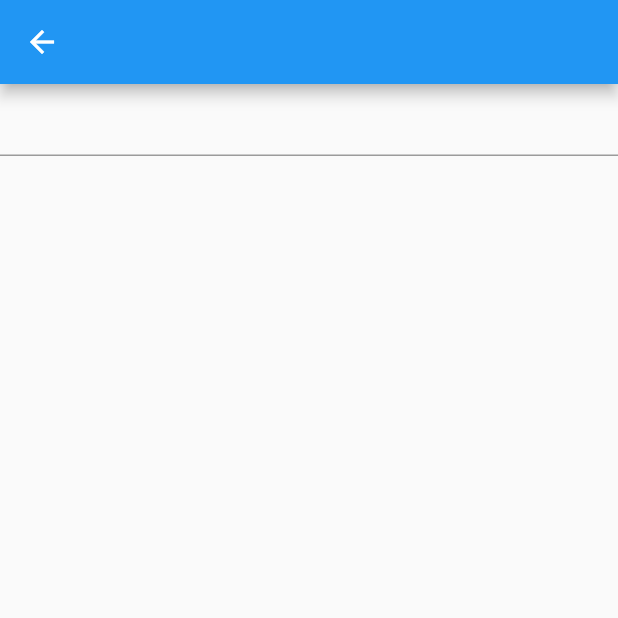
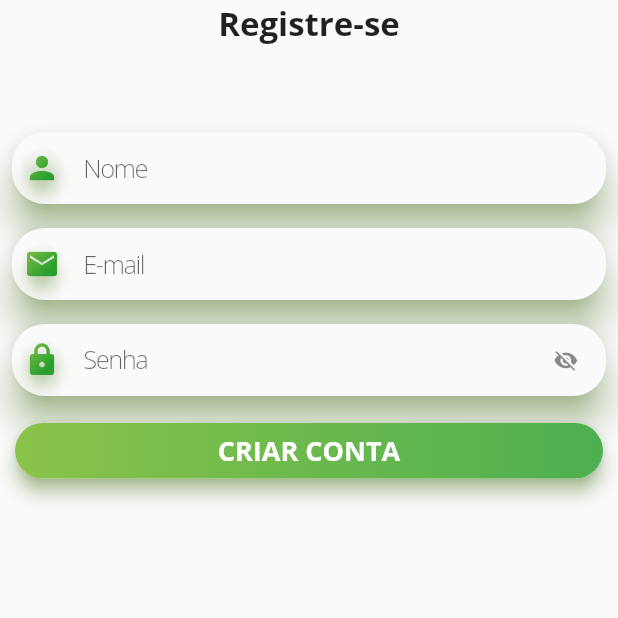
Before and after one commit to ifpr-paranavai/hawker-geo, a Flutter app: the RegisterPage screen opened directly, on a phone screen of 412 x 824 dp, the top half of it. Run offline on Flutter 3.47's test engine with Material 2 defaults, Android fonts, the phone set to English and light mode, and no system bars; our stand-ins replace cloud_firestore, firebase_auth, firebase_core, flutter_map, geolocator, latlong2 and 1 more; accounts and stored records are empty.

Commit message:
Register Screen & Style Widgets
Novos Widgets/Componentes para estilização e padronização e campos para a tela de registro

```diff
--- a/hawker-geo-app/lib/core/utils/util.dart
+++ b/hawker-geo-app/lib/core/utils/util.dart
@@ -27,8 +27,8 @@ class Util {
           begin: Alignment.topLeft,
           end: Alignment.bottomRight,
           colors: const [
-            primaryColor,
-            secondColor,
+            kPrimaryColor,
+            kSecondColor,
           ],
           stops: [startGradient, endGradient],
         ).createShader(rect);
--- a/hawker-geo-app/lib/ui/app_widget.dart
+++ b/hawker-geo-app/lib/ui/app_widget.dart
@@ -12,15 +12,26 @@ class AppWidgetPage extends StatefulWidget {
 }
 
 class AppWidget extends State<AppWidgetPage> {
+  var theme = ThemeData(
+    fontFamily: 'Open Sans',
+    textTheme: customTextTheme,
+    primarySwatch: Colors.lightBlue,
+    brightness: Brightness.light,
+  );
+
   @override
   Widget build(BuildContext context) {
+    theme = theme.copyWith(
+      colorScheme: theme.colorScheme.copyWith(
+        onSecondary: kFourthColor,
+        onPrimary: const Color(0xffffffff),
+        primary: Colors.lightGreen,
+        secondary: kSecondColor,
+      ),
+    );
     return MaterialApp(
       debugShowCheckedModeBanner: false,
-      theme: ThemeData(
-          fontFamily: 'Open Sans',
-          textTheme: customTextTheme,
-          primaryColor: primaryColor,
-          dividerColor: dividerColor),
+      theme: theme,
       home: const SplashScreenPage(),
     );
   }
--- a/hawker-geo-app/lib/ui/home/screen/home_widget.dart
+++ b/hawker-geo-app/lib/ui/home/screen/home_widget.dart
@@ -120,11 +120,12 @@ class HomeWidget extends State<HomeScreen> {
   Widget _floatingLoginButton(BuildContext context) {
     return FloatingActionButton(
       onPressed: () async {
-        await _controller.showLoginModal(context).then((_) {
-          _getUserLocation();
-          _getUser();
-          setState(() {});
-        });
+        _controller.goToRegister(context);
+        // await _controller.showLoginModal(context).then((_) {
+        //   _getUserLocation();
+        //   _getUser();
+        //   setState(() {});
+        // });
       },
       child: util.gradientIcon(45, Icons.campaign),
       backgroundColor: Colors.white,
@@ -157,7 +158,7 @@ class HomeWidget extends State<HomeScreen> {
         if (!snapshot.hasData) {
           return const Center(
             child: CircularProgressIndicator(
-              color: primaryColor,
+              color: kPrimaryColor,
             ),
           );
         } else {
@@ -200,8 +201,8 @@ class HomeWidget extends State<HomeScreen> {
                           begin: Alignment.topLeft,
                           end: Alignment.bottomRight,
                           colors: [
-                            primaryColor,
-                            secondColor,
+                            kPrimaryColor,
+                            kSecondColor,
                           ],
                           stops: [0, 0.55],
                         )),
@@ -282,7 +283,7 @@ class HomeWidget extends State<HomeScreen> {
                   child: Container(
                     decoration: BoxDecoration(
                         color: Colors.white.withOpacity(0.8),
-                        border: Border.all(width: 5, color: primaryColor),
+                        border: Border.all(width: 5, color: kPrimaryColor),
                         borderRadius: BorderRadius.circular(500)),
                     child:
                         util.gradientIcon(400, Icons.campaign, startGradient: 0, endGradient: 0.5),
--- /dev/null
+++ b/hawker-geo-app/lib/ui/register/screen/components/register_text_field.dart
@@ -0,0 +1,72 @@
+import 'package:flutter/material.dart';
+import 'package:hawker_geo/ui/shared/gradient_icon.dart';
+
+class RegisterTextField extends StatelessWidget {
+  final Color shadowColor;
+  final String? hintText;
+  final IconData? icon;
+  final Widget? suffixIcon;
+  final bool obscureText;
+  final ValueChanged<String>? onChanged;
+  final TextEditingController? controller;
+  final String? Function(String?)? validator;
+
+  const RegisterTextField({
+    Key? key,
+    this.shadowColor = Colors.lightGreen,
+    this.hintText,
+    this.icon,
+    this.suffixIcon,
+    this.controller,
+    this.validator,
+    this.obscureText = false,
+    this.onChanged,
+  }) : super(key: key);
+
+  @override
+  Widget build(BuildContext context) {
+    var materialShape = RoundedRectangleBorder(borderRadius: BorderRadius.circular(22.0));
+    return Padding(
+      padding: const EdgeInsets.all(8.0),
+      child: Material(
+        elevation: 10,
+        shadowColor: shadowColor,
+        shape: materialShape,
+        child: Padding(
+          padding: EdgeInsets.only(left: icon != null ? 8 : 25, right: 8),
+          child: TextFormField(
+            onChanged: onChanged,
+            validator: validator,
+            controller: controller,
+            obscureText: obscureText,
+            decoration: InputDecoration(
+                icon: icon != null
+                    ? Material(
+                        elevation: 4,
+                        color: Colors.transparent,
+                        shadowColor: shadowColor.withOpacity(0.5),
+                        shape: materialShape,
+                        child: GradientIcon(
+                          rectSize: 30,
+                          icon: icon!,
+                          gradientColors: const [
+                            Colors.lightGreen,
+                            Color.fromARGB(255, 42, 159, 45)
+                          ],
+                        ),
+                      )
+                    : null,
+                hintText: hintText,
+                border: InputBorder.none,
+                contentPadding: EdgeInsets.zero,
+                suffixIcon: suffixIcon,
+                suffixIconConstraints: const BoxConstraints(
+                  minWidth: 1,
+                  minHeight: 1,
+                )),
+          ),
+        ),
+      ),
+    );
+  }
+}
--- a/hawker-geo-app/lib/ui/register/screen/register_widget.dart
+++ b/hawker-geo-app/lib/ui/register/screen/register_widget.dart
@@ -1,17 +1,61 @@
 import 'package:flutter/material.dart';
 
+import 'package:hawker_geo/ui/styles/text.dart';
+
+import '../../shared/default_next_button.dart';
 import '../register_controller.dart';
+import 'components/register_text_field.dart';
 import 'register_page.dart';
 
 class RegisterWidget extends State<RegisterPage> {
   final _controller = RegisterController();
 
+  var _passwordVisible = false;
+
   @override
   Widget build(BuildContext context) {
     return Scaffold(
-      appBar: AppBar(),
-      body: Form(
-        child: Column(children: [TextFormField()]),
+      body: SafeArea(
+        child: Form(
+          child: ListView(children: [
+            const Center(child: Text("Registre-se", style: boldTitle)),
+            const SizedBox(
+              height: 50,
+            ),
+            const RegisterTextField(
+              hintText: "Nome",
+              icon: Icons.person,
+            ),
+            const RegisterTextField(
+              hintText: "E-mail",
+              icon: Icons.email,
+            ),
+            RegisterTextField(
+              hintText: "Senha",
+              icon: Icons.lock,
+              obscureText: _passwordVisible,
+              suffixIcon: Transform.scale(
+                scale: 0.7,
+                child: Padding(
+                  padding: const EdgeInsets.only(right: 8.0),
+                  child: IconButton(
+                      constraints: const BoxConstraints(minHeight: 1, minWidth: 1),
+                      padding: EdgeInsets.zero,
+                      onPressed: () {
+                        setState(() {
+                          _passwordVisible = !_passwordVisible;
+                        });
+                      },
+                      icon: Icon(_passwordVisible ? Icons.visibility : Icons.visibility_off)),
+                ),
+              ),
+            ),
+            DefaultNextButton(
+              "CRIAR CONTA",
+              onPressed: () {},
+            )
+          ]),
+        ),
       ),
     );
   }
--- /dev/null
+++ b/hawker-geo-app/lib/ui/shared/default_next_button.dart
@@ -0,0 +1,56 @@
+import 'package:flutter/material.dart';
+import 'package:hawker_geo/ui/styles/text.dart';
+
+class DefaultNextButton extends StatelessWidget {
+  final String buttonText;
+  final VoidCallback? onPressed;
+  final Color textColor;
+  final List<Color> buttonColors;
+  final Color shadowColor;
+
+  const DefaultNextButton(
+    this.buttonText, {
+    Key? key,
+    required this.onPressed,
+    this.textColor = Colors.white,
+    this.buttonColors = const [Colors.lightGreen, Colors.green],
+    this.shadowColor = Colors.lightGreen,
+  }) : super(key: key);
+
+  @override
+  Widget build(BuildContext context) {
+    var materialShape = RoundedRectangleBorder(borderRadius: BorderRadius.circular(22.0));
+    return Padding(
+        padding: const EdgeInsets.all(10.0),
+        child: Material(
+          elevation: 5,
+          shadowColor: shadowColor,
+          shape: materialShape,
+          child: Container(
+            decoration: BoxDecoration(
+                borderRadius: BorderRadius.circular(100),
+                gradient: LinearGradient(
+                  colors: buttonColors,
+                  stops: const [0, 1],
+                )),
+            child: Material(
+              shape: materialShape,
+              color: Colors.transparent,
+              child: InkWell(
+                onTap: onPressed,
+                borderRadius: BorderRadius.circular(100),
+                child: Padding(
+                  padding: const EdgeInsets.all(6),
+                  child: Center(
+                    child: Text(
+                      buttonText,
+                      style: boldButtonText.copyWith(color: textColor),
+                    ),
+                  ),
+                ),
+              ),
+            ),
+          ),
+        ));
+  }
+}
--- /dev/null
+++ b/hawker-geo-app/lib/ui/shared/gradient_icon.dart
@@ -0,0 +1,43 @@
+import 'package:flutter/material.dart';
+import 'package:hawker_geo/ui/styles/color.dart';
+
+class GradientIcon extends StatelessWidget {
+  final IconData icon;
+  final double? iconSize;
+  final double rectSize;
+  final List<Color> gradientColors;
+  final double startGradient;
+  final double endGradient;
+
+  const GradientIcon({
+    Key? key,
+    required this.icon,
+    this.iconSize,
+    required this.rectSize,
+    this.startGradient = 0,
+    this.endGradient = 0.55,
+    this.gradientColors = const [kPrimaryColor, kSecondColor],
+  }) : super(key: key);
+
+  @override
+  Widget build(BuildContext context) {
+    return ShaderMask(
+      child: SizedBox(
+        child: Icon(
+          icon,
+          size: iconSize,
+          color: Colors.white,
+        ),
+      ),
+      shaderCallback: (Rect bounds) {
+        final Rect rect = Rect.fromLTRB(0, 0, rectSize, rectSize);
+        return LinearGradient(
+          begin: Alignment.topLeft,
+          end: Alignment.bottomRight,
+          colors: gradientColors,
+          stops: [startGradient, endGradient],
+        ).createShader(rect);
+      },
+    );
+  }
+}
--- a/hawker-geo-app/lib/ui/splash_screen/splash_screen.dart
+++ b/hawker-geo-app/lib/ui/splash_screen/splash_screen.dart
@@ -33,8 +33,8 @@ class SplashScreenWidget extends State<SplashScreenPage> {
               begin: Alignment.topLeft,
               end: Alignment.bottomRight,
               colors: [
-                primaryColor,
-                fourthColor,
+                kPrimaryColor,
+                kFourthColor,
                 // thirdColor,
               ],
               stops: [0.5, 0.8],
--- a/hawker-geo-app/lib/ui/styles/color.dart
+++ b/hawker-geo-app/lib/ui/styles/color.dart
@@ -1,10 +1,10 @@
 import 'dart:ui';
 
-const primaryColor = Color.fromARGB(255, 188, 239, 253);
-const secondColor = Color.fromARGB(255, 237, 106, 90);
-const thirdColor = Color.fromARGB(255, 60, 137, 109);
-const fourthColor = Color.fromARGB(255, 255, 249, 79);
-const fifthColor = Color.fromARGB(255, 2, 2, 2);
+const kPrimaryColor = Color.fromARGB(255, 188, 239, 253);
+const kSecondColor = Color.fromARGB(255, 237, 106, 90);
+const kThirdColor = Color.fromARGB(255, 60, 137, 109);
+const kFourthColor = Color.fromARGB(255, 255, 249, 79);
+const kFifthColor = Color.fromARGB(255, 2, 2, 2);
 const textIcons = Color.fromARGB(255, 255, 255, 255);
 const accentColor = Color.fromARGB(255, 0, 188, 212);
 const primaryText = Color.fromARGB(255, 33, 33, 33);
--- a/hawker-geo-app/lib/ui/styles/text.dart
+++ b/hawker-geo-app/lib/ui/styles/text.dart
@@ -33,3 +33,13 @@ const customTextTheme = TextTheme(
 
 const openStreetMapCopyright =
     TextStyle(color: Colors.grey, fontSize: 12, decoration: TextDecoration.none);
+
+const boldTitle = TextStyle(
+  fontWeight: FontWeight.bold,
+  fontSize: 22,
+);
+
+const boldButtonText = TextStyle(
+  fontWeight: FontWeight.bold,
+  fontSize: 18,
+);
```
